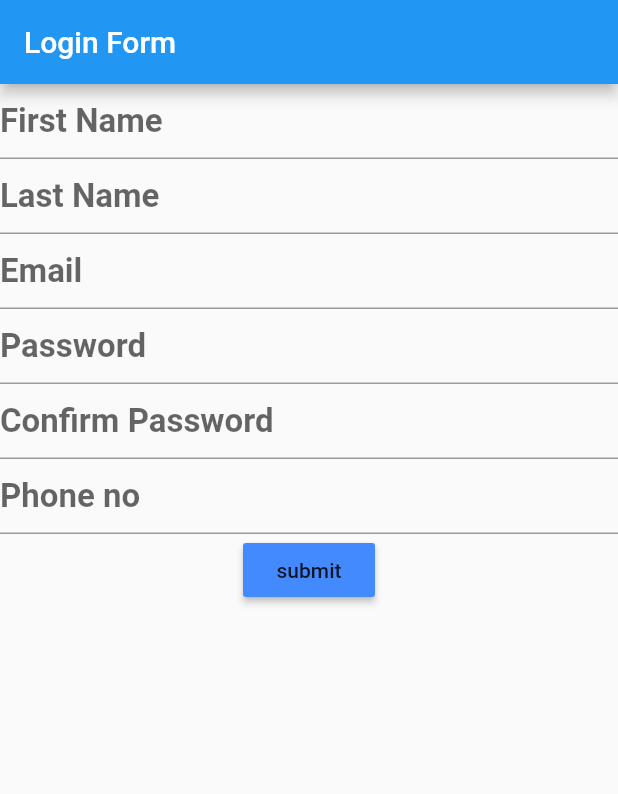
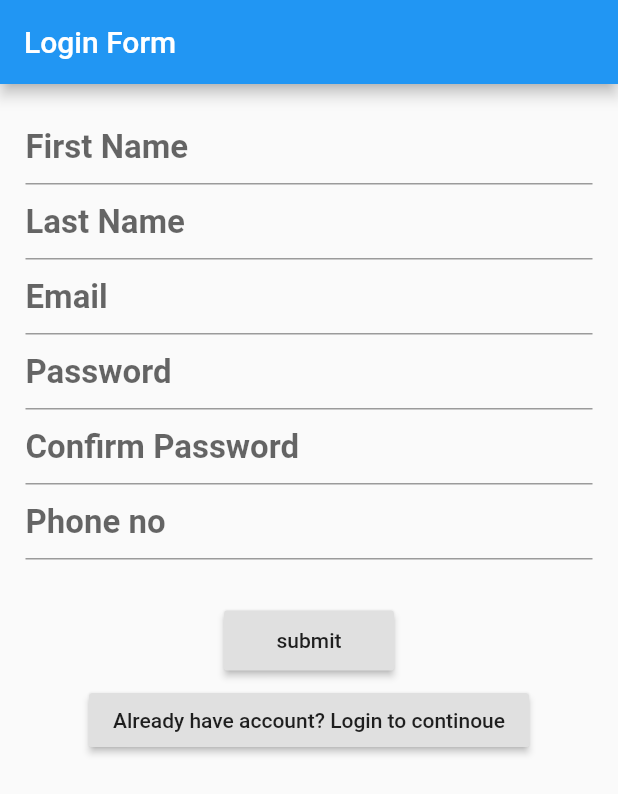
Before and after one commit to Omershahzad/test_flutter_app, a Flutter app: the screen it shows after launch, on a phone screen of 412 x 824 dp. Shown: the top 794 px of the screen. Run offline on Flutter 3.47's test engine with Material 2 defaults, Android fonts, the phone set to English and light mode, and no system bars.

Commit message:
registration_screen_complete

```diff
--- a/lib/main.dart
+++ b/lib/main.dart
@@ -8,6 +8,7 @@ class MyApp extends StatelessWidget {
   Widget build(BuildContext context) {
     return MaterialApp(
       title: 'Flutter Demo',
+      debugShowCheckedModeBanner: false,
       theme: ThemeData(
         primarySwatch: Colors.blue,
       ),
@@ -42,6 +43,9 @@ class _MyHomePageState extends State<MyHomePage> {
           title: Text(widget.title),
         ),
         body: SafeArea(
+          child: SingleChildScrollView(
+            child: Padding(
+              padding: const EdgeInsets.all(17.0),
               child: Form(
                 key: registrationform,
                 child: Column(
@@ -151,10 +155,13 @@ class _MyHomePageState extends State<MyHomePage> {
                       },
                     ),
 
+                    SizedBox(
+                      height: 30,
+                    ),
 
                     RaisedButton(
+                      padding: EdgeInsets.symmetric(vertical: 12, horizontal: 35),
                       child: Text("submit"),
-                  color: Colors.blueAccent,
                       textColor: Colors.black87,
                       onPressed: (){
                         if(registrationform.currentState.validate()){
@@ -163,8 +170,18 @@ class _MyHomePageState extends State<MyHomePage> {
 
                         }
                       },
+                    ),
+                    SizedBox(height: 5,),
+                    RaisedButton(
+                      child: Text("Already have account? Login to continoue"),
+                      onPressed: (){
+                        print("Login button pressed");
+                      },
+
                     )
                   ],
+                ),
+              ),
             ),
           ),
         )
```
Also changed, not shown: 1 other file. Lines whose indentation alone changed are shown as unchanged.
